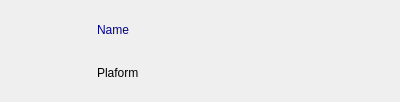
smalbadger/social, file src/gui/ui/controllertab.ui: the form before one commit.
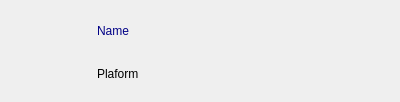
The form after the commit. Icons and pictures are not drawn.

Commit message: set height of user name label to 40px.

Diff of the .ui file:
```diff
--- a/src/gui/ui/controllertab.ui
+++ b/src/gui/ui/controllertab.ui
@@ -58,7 +58,7 @@
        <property name="minimumSize">
         <size>
          <width>0</width>
-         <height>35</height>
+         <height>40</height>
         </size>
        </property>
        <property name="styleSheet">
```
